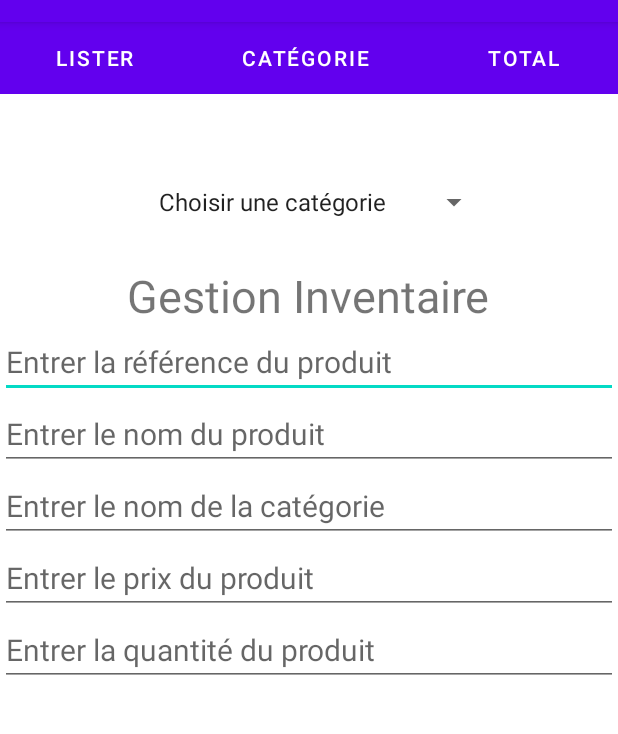
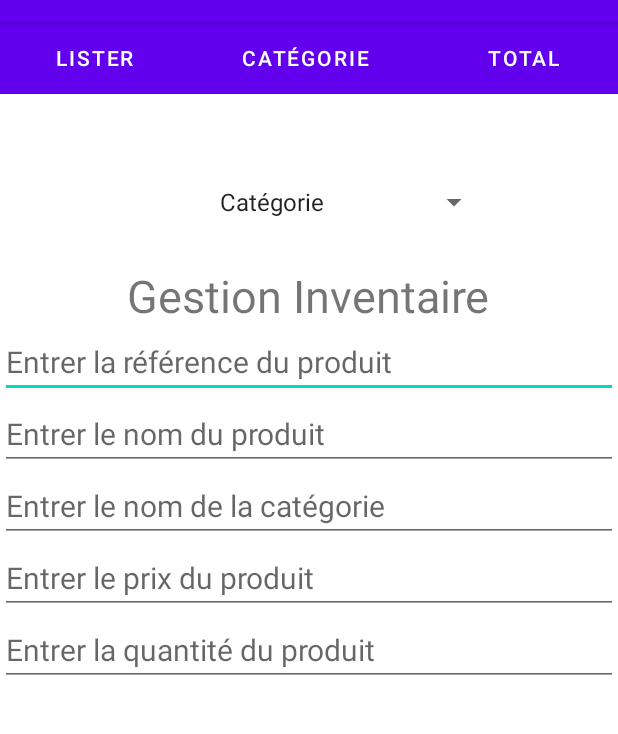
Before and after one commit to alichowdhury01/androidnav, an Android app: the screen it shows after launch (MainActivity), on a phone screen of 412 x 824 dp, the part 62-796 px from its top. Run offline under Robolectric (Android 15) with nearby library versions, the phone set to English and light mode, and no system bars.

Commit message:
Update strings.xml

```diff
--- a/labo2/app/src/main/res/values/strings.xml
+++ b/labo2/app/src/main/res/values/strings.xml
@@ -2,7 +2,7 @@
     <string name="app_name">labo2</string>
 
     <string-array name="categorie_array">
-        <item>Choisir une catégorie</item>
+        <item>Catégorie</item>
         <item>Boissons</item>
         <item>Condiments</item>
         <item>Produits secs</item>
```
